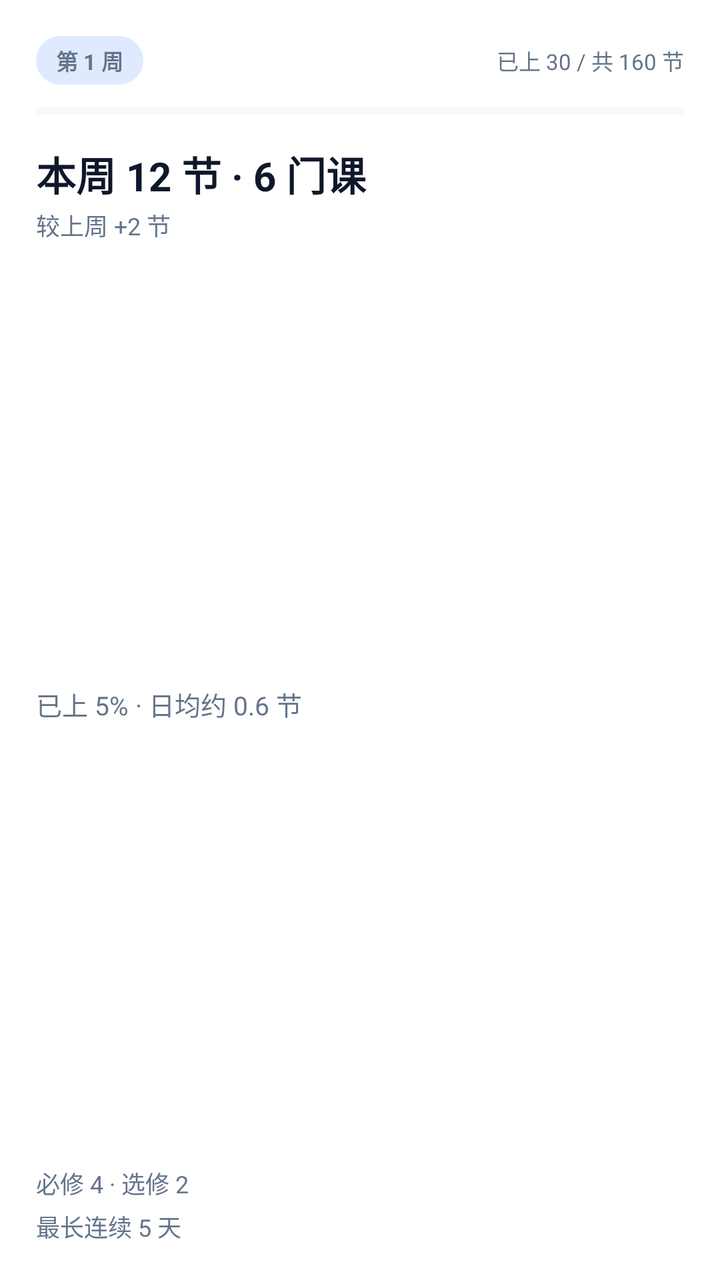
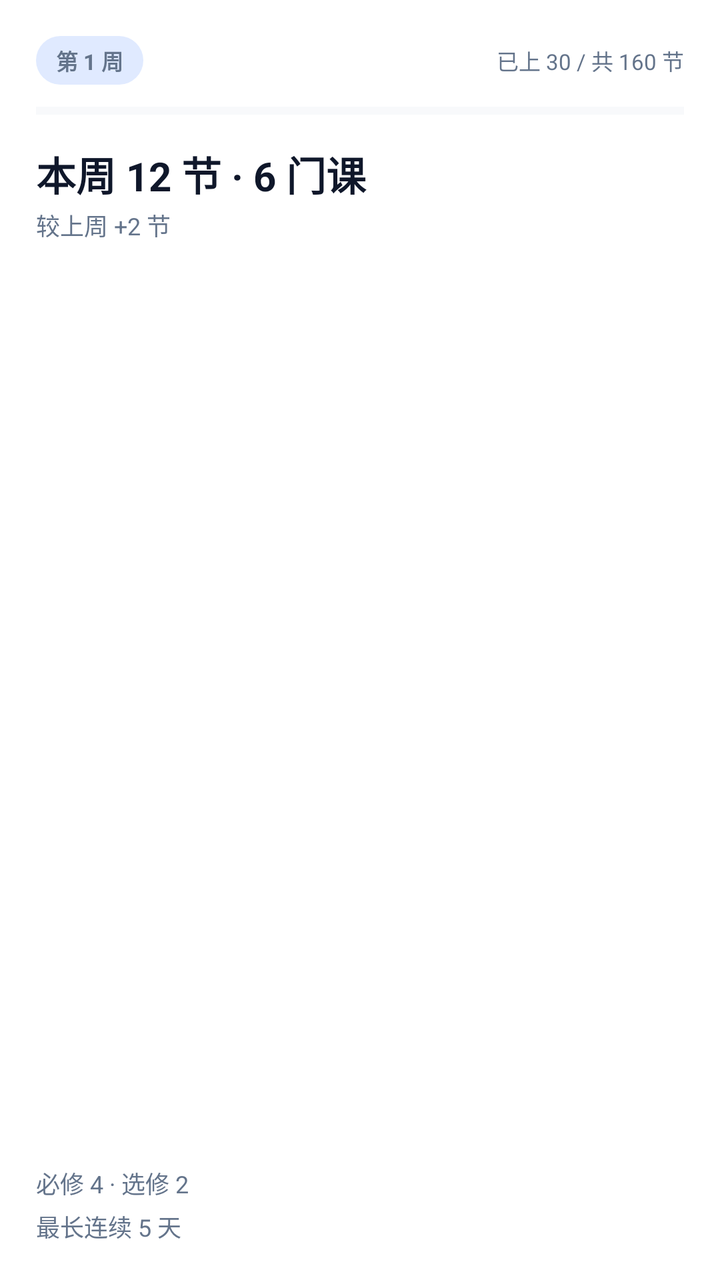

Two renders of the same Android screen: before a commit and after it. Below are the layout's source before the change and the commit's diff.
<!-- AndroidManifest.xml: fallback theme Theme.MaterialComponents.DayNight.NoActionBar -->
<!-- res/layout/widget_stats_medium.xml -->
<?xml version="1.0" encoding="utf-8"?>
<FrameLayout xmlns:android="http://schemas.android.com/apk/res/android"
    android:id="@+id/widget_root"
    android:layout_width="match_parent"
    android:layout_height="match_parent">

    <LinearLayout
        android:id="@+id/widget_card"
        android:layout_width="match_parent"
        android:layout_height="match_parent"
        android:orientation="vertical"
        android:padding="18dp">

        <LinearLayout
            android:layout_width="match_parent"
            android:layout_height="wrap_content"
            android:gravity="center_vertical"
            android:orientation="horizontal">

            <TextView
                android:id="@+id/stats_week"
                android:layout_width="wrap_content"
                android:layout_height="wrap_content"
                android:background="@drawable/widget_status_chip_strong"
                android:ellipsize="end"
                android:maxLines="1"
                android:paddingLeft="10dp"
                android:paddingTop="4dp"
                android:paddingRight="10dp"
                android:paddingBottom="4dp"
                android:text="第 1 周"
                android:textColor="#64748B"
                android:textSize="11sp"
                android:textStyle="bold" />

            <TextView
                android:id="@+id/stats_progress_text"
                android:layout_width="0dp"
                android:layout_height="wrap_content"
                android:layout_marginLeft="8dp"
                android:layout_weight="1"
                android:ellipsize="end"
                android:gravity="right"
                android:maxLines="1"
                android:text="已上 30 / 共 160 节"
                android:textColor="#64748B"
                android:textSize="11sp" />

        </LinearLayout>

        <ProgressBar
            android:id="@+id/stats_progress"
            style="?android:attr/progressBarStyleHorizontal"
            android:layout_width="match_parent"
            android:layout_height="6dp"
            android:layout_marginTop="10dp"
            android:max="100"
            android:progressTint="#2563EB"
            android:progressBackgroundTint="#E2E8F0" />

        <TextView
            android:id="@+id/stats_sections"
            android:layout_width="match_parent"
            android:layout_height="wrap_content"
            android:layout_marginTop="14dp"
            android:ellipsize="end"
            android:maxLines="1"
            android:text="本周 12 节 · 6 门课"
            android:textColor="#0F172A"
            android:textSize="20sp"
            android:textStyle="bold" />

        <TextView
            android:id="@+id/stats_delta"
            android:layout_width="match_parent"
            android:layout_height="wrap_content"
            android:layout_marginTop="2dp"
            android:ellipsize="end"
            android:maxLines="1"
            android:text="较上周 +2 节"
            android:textColor="#64748B"
            android:textSize="12sp" />

        
        <LinearLayout
            android:layout_width="match_parent"
            android:layout_height="0dp"
            android:layout_weight="1" />

        
        <TextView
            android:id="@+id/stats_extra"
            android:layout_width="match_parent"
            android:layout_height="wrap_content"
            android:ellipsize="end"
            android:maxLines="1"
            android:text="已上 5% · 日均约 0.6 节"
            android:textColor="#64748B"
            android:textSize="13sp" />

        
        <LinearLayout
            android:layout_width="match_parent"
            android:layout_height="0dp"
            android:layout_weight="1" />

        <LinearLayout
            android:id="@+id/stats_nature_row"
            android:layout_width="match_parent"
            android:layout_height="wrap_content"
            android:orientation="vertical">

            <TextView
                android:id="@+id/stats_nature"
                android:layout_width="match_parent"
                android:layout_height="wrap_content"
                android:ellipsize="end"
                android:maxLines="1"
                android:text="必修 4 · 选修 2"
                android:textColor="#64748B"
                android:textSize="12sp" />

            <TextView
                android:id="@+id/stats_streak"
                android:layout_width="match_parent"
                android:layout_height="wrap_content"
                android:layout_marginTop="4dp"
                android:ellipsize="end"
                android:maxLines="1"
                android:text="最长连续 5 天"
                android:textColor="#64748B"
                android:textSize="12sp" />

        </LinearLayout>

    </LinearLayout>

</FrameLayout>
<!-- resources referenced by this layout -->
<resources>
  <!-- drawable widget_status_chip_strong (drawable) -->
  <?xml version="1.0" encoding="utf-8"?>
  <shape xmlns:android="http://schemas.android.com/apk/res/android"
      android:shape="rectangle">
      <corners android:radius="999dp" />
      <solid android:color="#E0EAFF" />
  </shape>
</resources>

<!-- the commit's change to res/layout/widget_stats_medium.xml (unified diff, before → after) -->
@@ -89,14 +89,27 @@
 
         
         <TextView
-            android:id="@+id/stats_extra"
+            android:id="@+id/stats_extra_pct"
             android:layout_width="match_parent"
             android:layout_height="wrap_content"
             android:ellipsize="end"
             android:maxLines="1"
-            android:text="已上 5% · 日均约 0.6 节"
+            android:text="已上 18%"
             android:textColor="#64748B"
-            android:textSize="13sp" />
+            android:textSize="13sp"
+            android:visibility="gone" />
+
+        <TextView
+            android:id="@+id/stats_extra_daily"
+            android:layout_width="match_parent"
+            android:layout_height="wrap_content"
+            android:layout_marginTop="3dp"
+            android:ellipsize="end"
+            android:maxLines="1"
+            android:text="日均约 4.4 节"
+            android:textColor="#64748B"
+            android:textSize="13sp"
+            android:visibility="gone" />
 
         
         <LinearLayout
